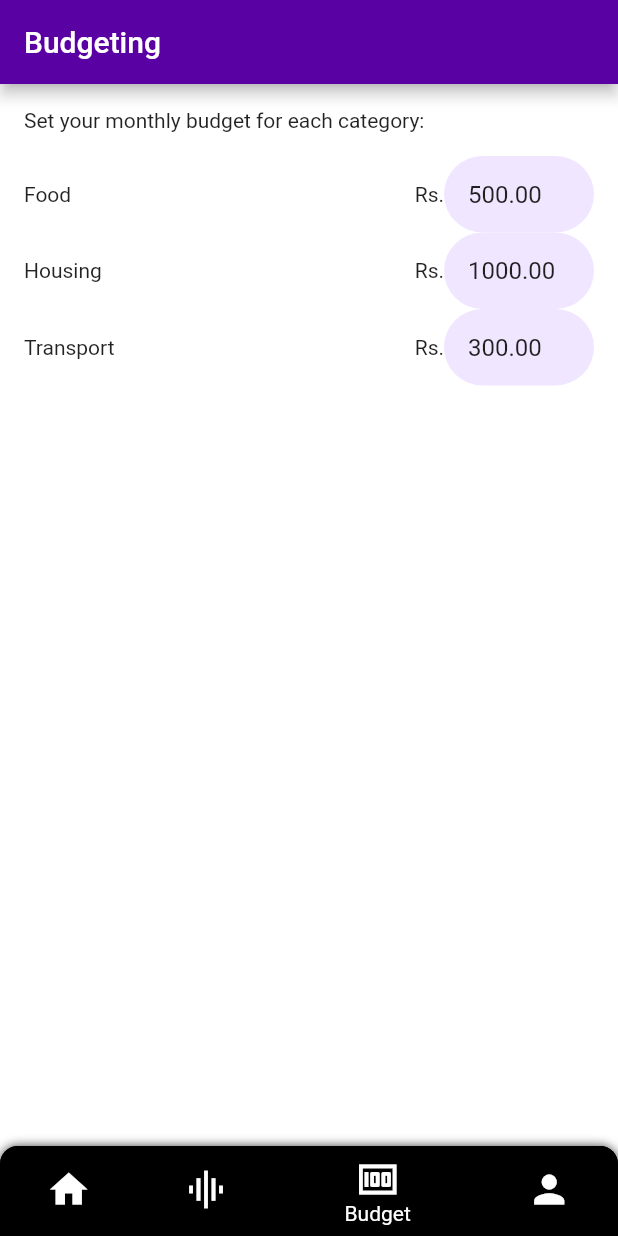
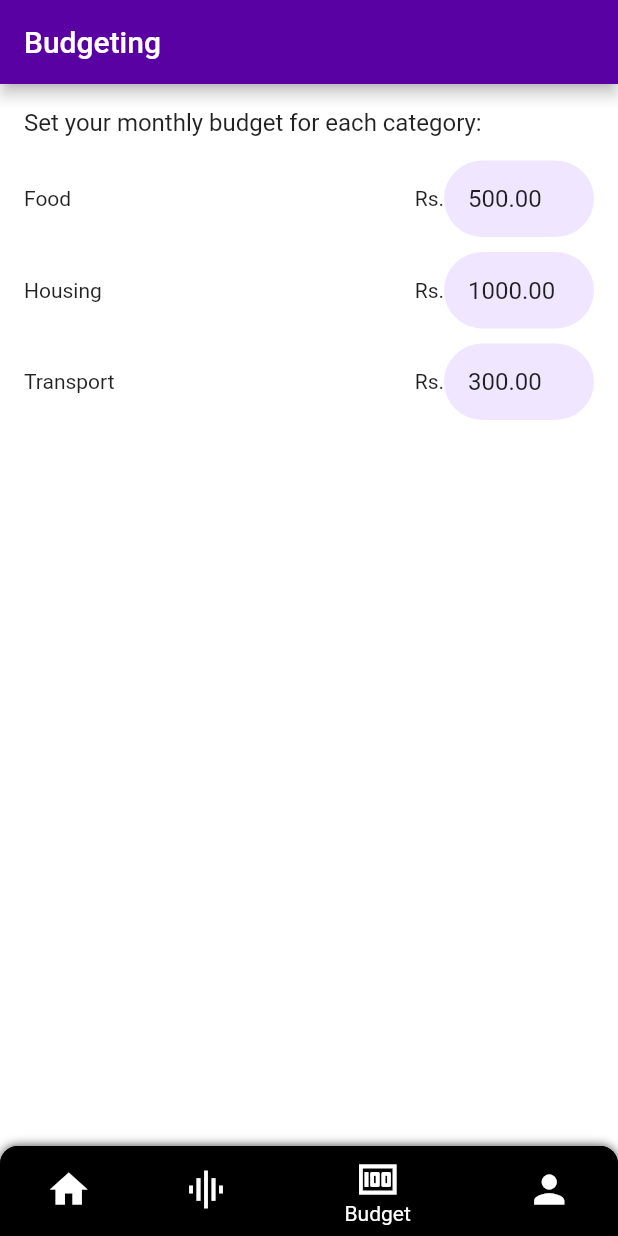
Before and after one commit to Fleonex/jupiter_clone, a Flutter app: the screen it shows once a user with an empty profile is signed in, item 3 of the bottom bar chosen, on a phone screen of 412 x 824 dp. Run offline on Flutter 3.47's test engine with Material 2 defaults, Android fonts, the phone set to English and light mode, and no system bars; our stand-ins replace cloud_firestore, csv, file_picker, firebase_auth, firebase_core, flutter_spinkit and 6 more; missing offline and left inert: dart:ffi, excel; accounts and stored records are empty; network calls fail.

```diff
--- a/lib/screens/Budget/budget.dart
+++ b/lib/screens/Budget/budget.dart
@@ -22,22 +22,32 @@ class _BudgetingPageState extends State<BudgetingPage> {
         backgroundColor: purple,
       ),
       body: Padding(
-        padding: EdgeInsets.all(16.0),
+        padding: const EdgeInsets.all(16.0),
         child: Column(
           crossAxisAlignment: CrossAxisAlignment.start,
           children: [
-            Text('Set your monthly budget for each category:'),
+            Text('Set your monthly budget for each category:',
+                style: TextStyle(fontSize: 16.0),
+                textAlign: TextAlign.left,
+                overflow: TextOverflow.ellipsis,
+            ),
             SizedBox(height: 16.0),
             _buildCategoryBudgetRow('Food', _foodBudget, (value) {
               setState(() {
                 _foodBudget = value as double;
               });
             }),
+            SizedBox(
+              height: 10.0,
+            ),
             _buildCategoryBudgetRow('Housing', _housingBudget, (value) {
               setState(() {
                 _housingBudget = value as double;
               });
             }),
+            SizedBox(
+              height: 10.0,
+            ),
             _buildCategoryBudgetRow('Transport', _transportBudget, (value) {
               setState(() {
                 _transportBudget = value as double;
```
Also changed, not shown: lib/screens/Dashboard/dashboard.dart (+14 -1 lines), lib/screens/Graphs/graphs.dart (+11 -1 lines), lib/screens/Login/components/login_form.dart (+12 -1 lines).
